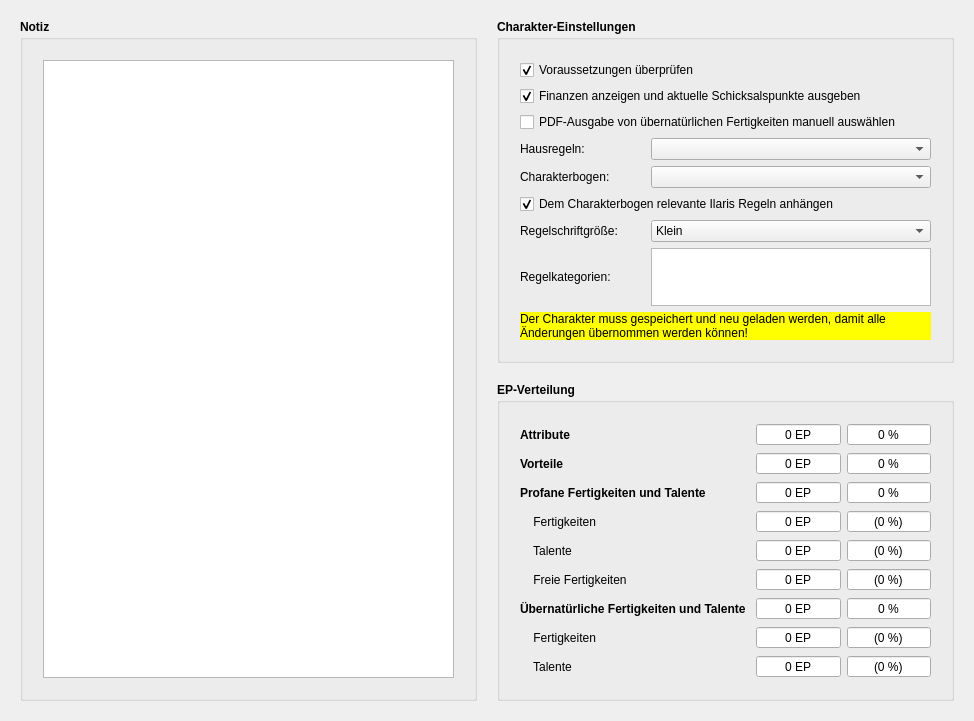
Before: the Qt Designer form designer/CharakterInfo.ui in Aeolitus/Sephrasto, drawn with Qt 5.
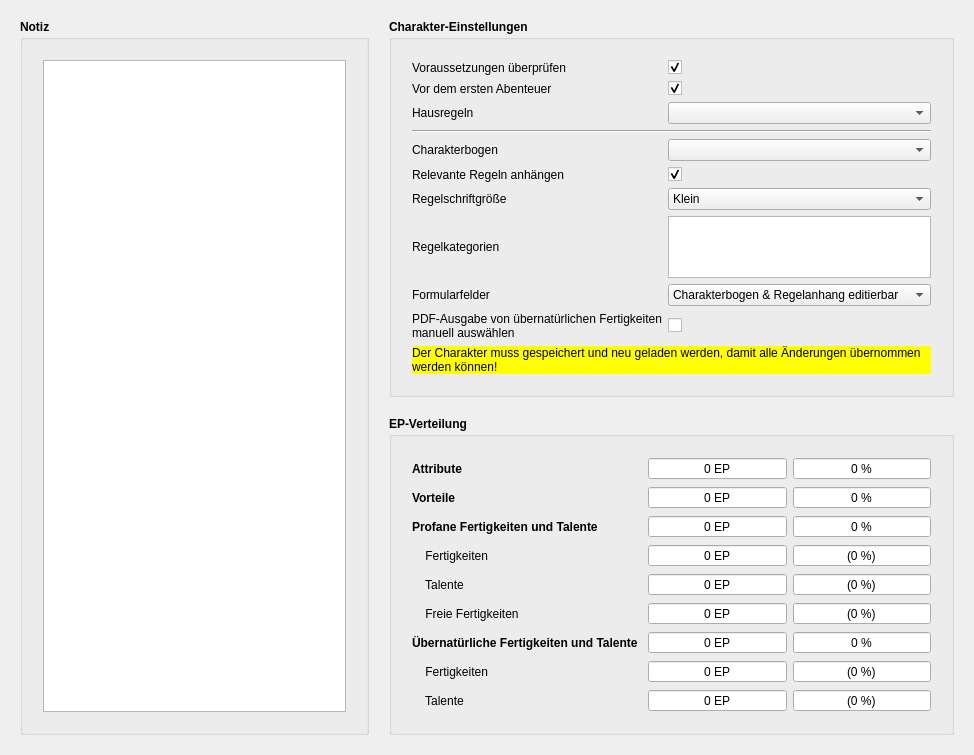
After: the same form once the commit is applied.

Commit message: - Bump version - Added cpdf for pdf size squeezing functionality. Restructured bin folder with image magick a bit for this. - Added Kurzer Charakterbogen and NSC Charakterbogen with fill Sephrasto support (see below) - Added user setting to flatten the character sheet form fields - Removed ExtraSpells.pdf, the extra page is now extracted from the character sheet (more flexible and less maintanence) - Character sheet config: changed some and added a dozen of settings, check Charakterbogen.md

Patch:
```diff
--- a/designer/CharakterInfo.ui
+++ b/designer/CharakterInfo.ui
@@ -7,7 +7,7 @@
     <x>0</x>
     <y>0</y>
     <width>974</width>
-    <height>721</height>
+    <height>755</height>
    </rect>
   </property>
   <property name="windowTitle">
@@ -68,82 +68,59 @@
         <property name="bottomMargin">
          <number>20</number>
         </property>
-        <item row="1" column="0" colspan="2">
-         <widget class="QCheckBox" name="checkReq">
-          <property name="toolTip">
-           <string>Falls abgewählt, werden sämtliche Voraussetzungsprüfungen für Vorteile, übernatürliche Fertigkeiten usw. deaktiviert.</string>
-          </property>
-          <property name="text">
-           <string>Voraussetzungen überprüfen</string>
-          </property>
-          <property name="checked">
-           <bool>true</bool>
-          </property>
-         </widget>
-        </item>
         <item row="4" column="1">
-         <widget class="QComboBox" name="comboHausregeln"/>
-        </item>
-        <item row="4" column="0">
-         <widget class="QLabel" name="label_5">
-          <property name="text">
-           <string>Hausregeln:</string>
+         <widget class="QComboBox" name="comboHausregeln">
+          <property name="toolTip">
+           <string>&lt;html&gt;&lt;head/&gt;&lt;body&gt;&lt;p&gt;Hier erscheinen alle Hausregeldatenbanken in deinem Regel-Pfad.&lt;/p&gt;&lt;/body&gt;&lt;/html&gt;</string>
           </property>
          </widget>
         </item>
-        <item row="9" column="0">
-         <widget class="QLabel" name="label_7">
+        <item row="1" column="0">
+         <widget class="QLabel" name="label_12">
           <property name="text">
-           <string>Regelschriftgröße:</string>
+           <string>Vor dem ersten Abenteuer</string>
           </property>
          </widget>
         </item>
-        <item row="3" column="0" colspan="2">
-         <widget class="QCheckBox" name="checkUeberPDF">
+        <item row="6" column="1">
+         <widget class="QComboBox" name="comboCharsheet">
           <property name="toolTip">
            <string>&lt;html&gt;&lt;head/&gt;&lt;body&gt;&lt;p&gt;Sephrasto übernimmt automatisch alle übernatürlichen Fertigkeiten in den Charakterbogen, deren FW mindestens 1 beträgt und für welche du mindestens ein Talent aktiviert hast. Wenn du diese Option aktivierst, zeigt Sephrasto eine PDF-Spalte bei den übernatürlichen Fertigkeiten an. Mit dieser kannst du selbst entscheiden, welche Fertigkeiten in den Charakterbogen übernommen werden sollen.&lt;/p&gt;&lt;/body&gt;&lt;/html&gt;</string>
           </property>
-          <property name="text">
-           <string>PDF-Ausgabe von übernatürlichen Fertigkeiten manuell auswählen</string>
+         </widget>
+        </item>
+        <item row="5" column="0" colspan="2">
+         <widget class="Line" name="line">
+          <property name="orientation">
+           <enum>Qt::Horizontal</enum>
           </property>
          </widget>
         </item>
         <item row="6" column="0">
          <widget class="QLabel" name="label_6">
           <property name="text">
-           <string>Charakterbogen:</string>
+           <string>Charakterbogen</string>
           </property>
          </widget>
         </item>
-        <item row="2" column="0" colspan="2">
-         <widget class="QCheckBox" name="checkFinanzen">
-          <property name="toolTip">
-           <string>&lt;html&gt;&lt;head/&gt;&lt;body&gt;&lt;p&gt;Die Finanzen spielen nur bei einem neuen Charakter eine Rolle und können nach dem ersten Abenteuer ausgeblendet werden. Auch die aktuellen Schicksalspunkte werden dann nicht mehr ausgegeben, da diese ab dem ersten Abenteuer händisch verwaltet werden.&lt;/p&gt;&lt;/body&gt;&lt;/html&gt;</string>
-          </property>
+        <item row="7" column="0">
+         <widget class="QLabel" name="label_14">
           <property name="text">
-           <string>Finanzen anzeigen und aktuelle Schicksalspunkte ausgeben</string>
+           <string>Relevante Regeln anhängen</string>
           </property>
-          <property name="checked">
-           <bool>true</bool>
-          </property>
          </widget>
         </item>
-        <item row="6" column="1">
-         <widget class="QComboBox" name="comboCharsheet"/>
-        </item>
-        <item row="11" column="0" colspan="2">
-         <widget class="QLabel" name="labelReload">
-          <property name="styleSheet">
-           <string notr="true">background-color: rgb(255, 255, 0); color: black;</string>
-          </property>
+        <item row="11" column="0">
+         <widget class="QLabel" name="cbFormular">
           <property name="text">
-           <string>Der Charakter muss gespeichert und neu geladen werden, damit alle Änderungen übernommen werden können!</string>
+           <string>Formularfelder</string>
           </property>
-          <property name="alignment">
-           <set>Qt::AlignLeading|Qt::AlignLeft|Qt::AlignVCenter</set>
-          </property>
-          <property name="wordWrap">
-           <bool>true</bool>
+         </widget>
+        </item>
+        <item row="9" column="0">
+         <widget class="QLabel" name="label_7">
+          <property name="text">
+           <string>Regelschriftgröße</string>
           </property>
          </widget>
         </item>
@@ -166,10 +143,23 @@
           </item>
          </widget>
         </item>
-        <item row="8" column="0" colspan="2">
+        <item row="0" column="1">
+         <widget class="QCheckBox" name="checkReq">
+          <property name="toolTip">
+           <string>&lt;html&gt;&lt;head/&gt;&lt;body&gt;&lt;p&gt;Falls abgewählt, werden sämtliche Voraussetzungsprüfungen für Vorteile, übernatürliche Fertigkeiten usw. deaktiviert.&lt;/p&gt;&lt;/body&gt;&lt;/html&gt;</string>
+          </property>
+          <property name="text">
+           <string/>
+          </property>
+          <property name="checked">
+           <bool>true</bool>
+          </property>
+         </widget>
+        </item>
+        <item row="7" column="1">
          <widget class="QCheckBox" name="checkRegeln">
           <property name="text">
-           <string>Dem Charakterbogen relevante Ilaris Regeln anhängen</string>
+           <string/>
           </property>
           <property name="checked">
            <bool>true</bool>
@@ -179,10 +169,59 @@
           </property>
          </widget>
         </item>
+        <item row="11" column="1">
+         <widget class="QComboBox" name="comboFormular">
+          <property name="toolTip">
+           <string>&lt;html&gt;&lt;head/&gt;&lt;body&gt;&lt;p&gt;Manche PDF-Reader können Formularfelder in PDF-Dokumenten nicht durchsuchen oder machen beispielsweise Probleme beim Regelanhang wegen der automatischen Schriftgröße. Die Formularfelder erhöhen die Dateigröße außerdem rund 10%. Mit dieser Option kannst du diese in reine Textfelder umwandeln. Sie sind dann allerdings nicht mehr editierbar.&lt;/p&gt;&lt;/body&gt;&lt;/html&gt;</string>
+          </property>
+          <item>
+           <property name="text">
+            <string>Charakterbogen &amp; Regelanhang editierbar</string>
+           </property>
+          </item>
+          <item>
+           <property name="text">
+            <string>Nur Charakterbogen editierbar</string>
+           </property>
+          </item>
+          <item>
+           <property name="text">
+            <string>Nicht editierbar</string>
+           </property>
+          </item>
+         </widget>
+        </item>
+        <item row="4" column="0">
+         <widget class="QLabel" name="label_5">
+          <property name="text">
+           <string>Hausregeln</string>
+          </property>
+         </widget>
+        </item>
         <item row="10" column="0">
          <widget class="QLabel" name="label_10">
           <property name="text">
-           <string>Regelkategorien:</string>
+           <string>Regelkategorien</string>
+          </property>
+         </widget>
+        </item>
+        <item row="0" column="0">
+         <widget class="QLabel" name="label_11">
+          <property name="text">
+           <string>Voraussetzungen überprüfen</string>
+          </property>
+         </widget>
+        </item>
+        <item row="1" column="1">
+         <widget class="QCheckBox" name="checkFinanzen">
+          <property name="toolTip">
+           <string>&lt;html&gt;&lt;head/&gt;&lt;body&gt;&lt;p&gt;Die Finanzen spielen nur bei einem neuen Charakter eine Rolle und können nach dem ersten Abenteuer ausgeblendet werden. Auch die aktuellen Schicksalspunkte werden dann nicht mehr ausgegeben, da diese ab dem ersten Abenteuer händisch verwaltet werden.&lt;/p&gt;&lt;/body&gt;&lt;/html&gt;</string>
+          </property>
+          <property name="text">
+           <string/>
+          </property>
+          <property name="checked">
+           <bool>true</bool>
           </property>
          </widget>
         </item>
@@ -199,6 +238,45 @@
           </property>
          </widget>
         </item>
+        <item row="12" column="0">
+         <widget class="QLabel" name="label_13">
+          <property name="text">
+           <string>PDF-Ausgabe von übernatürlichen Fertigkeiten manuell auswählen</string>
+          </property>
+          <property name="wordWrap">
+           <bool>true</bool>
+          </property>
+         </widget>
+        </item>
+        <item row="13" column="0" colspan="2">
+         <widget class="QLabel" name="labelReload">
+          <property name="styleSheet">
+           <string notr="true">background-color: rgb(255, 255, 0); color: black;</string>
+          </property>
+          <property name="text">
+           <string>Der Charakter muss gespeichert und neu geladen werden, damit alle Änderungen übernommen werden können!</string>
+          </property>
+          <property name="alignment">
+           <set>Qt::AlignLeading|Qt::AlignLeft|Qt::AlignVCenter</set>
+          </property>
+          <property name="wordWrap">
+           <bool>true</bool>
+          </property>
+         </widget>
+        </item>
+        <item row="12" column="1">
+         <widget class="QCheckBox" name="checkUeberPDF">
+          <property name="toolTip">
+           <string>&lt;html&gt;&lt;head/&gt;&lt;body&gt;&lt;p&gt;Sephrasto übernimmt automatisch alle übernatürlichen Fertigkeiten in den Charakterbogen, deren FW mindestens 1 beträgt und für welche du mindestens ein Talent aktiviert hast. Wenn du diese Option aktivierst, zeigt Sephrasto eine PDF-Spalte bei den übernatürlichen Fertigkeiten an. Mit dieser kannst du selbst entscheiden, welche Fertigkeiten in den Charakterbogen übernommen werden sollen.&lt;/p&gt;&lt;/body&gt;&lt;/html&gt;</string>
+          </property>
+          <property name="text">
+           <string/>
+          </property>
+          <property name="checked">
+           <bool>false</bool>
+          </property>
+         </widget>
+        </item>
        </layout>
       </widget>
      </item>
```
Left out of the diff: 12 changed lines with no effect on the pictures. The commit also changes 42 other files.
